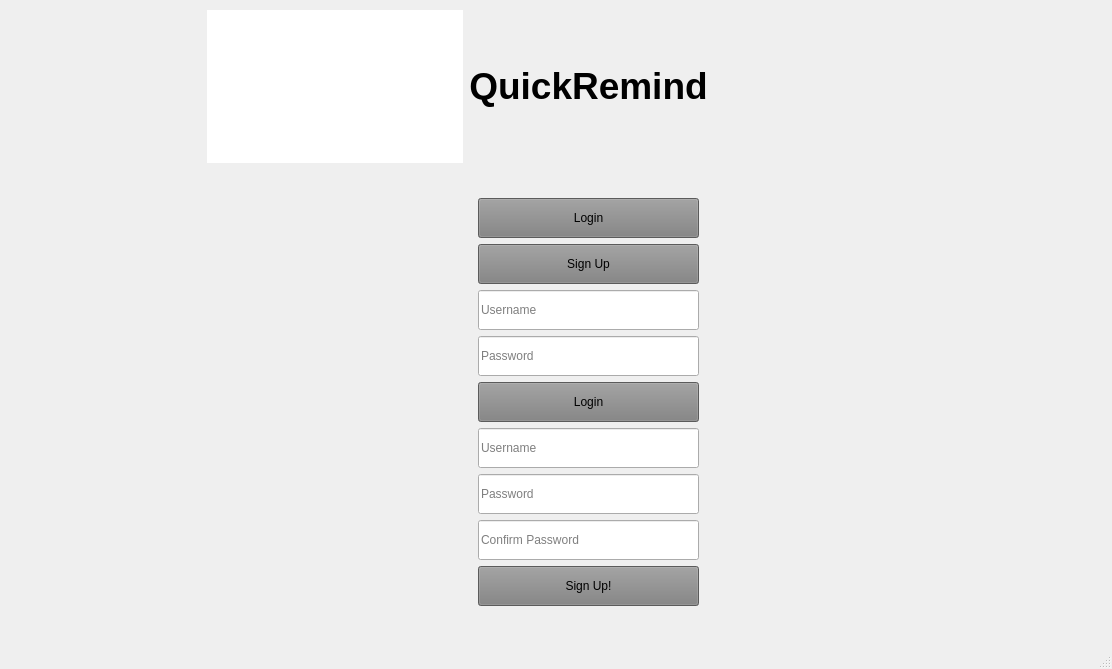
Qt form splashpage.ui (patrickijieh/reminderapp) before a commit.
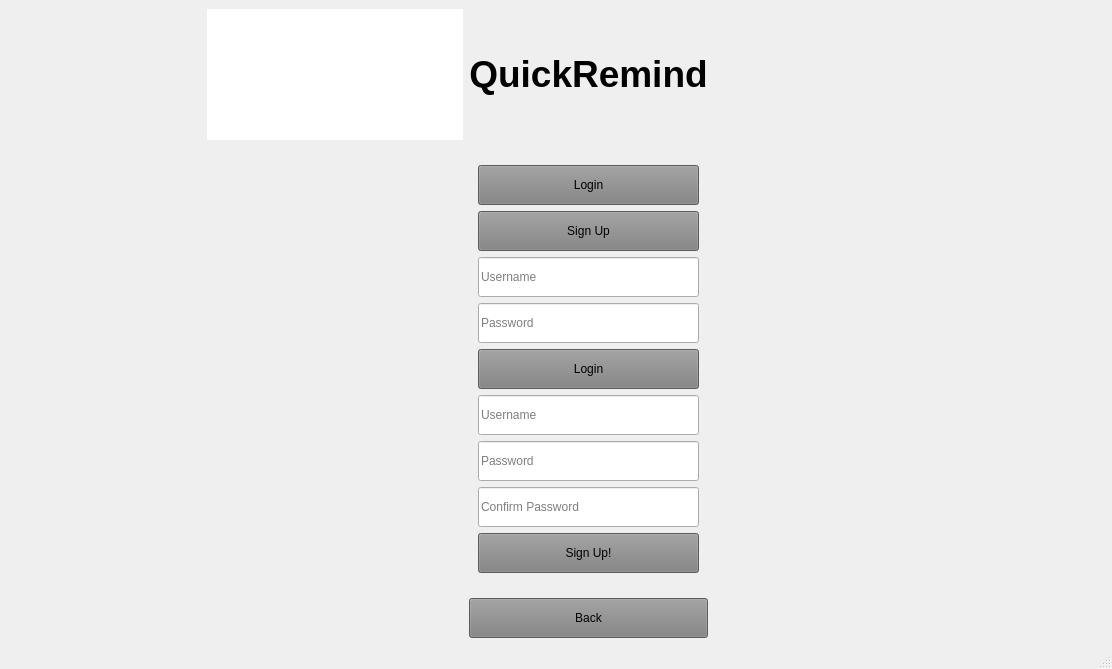
The same form after that commit. Icons and pictures are not drawn.

Commit message: Add back button for login and signup

Diff of the .ui file:
```diff
--- a/splashpage.ui
+++ b/splashpage.ui
@@ -211,8 +211,8 @@
       </layout>
      </widget>
     </item>
-    <item row="0" column="2">
-     <spacer name="verticalSpacer_2">
+    <item row="12" column="2">
+     <spacer name="verticalSpacer_4">
       <property name="orientation">
        <enum>Qt::Vertical</enum>
       </property>
@@ -285,8 +285,8 @@
       </property>
      </spacer>
     </item>
-    <item row="9" column="2">
-     <spacer name="verticalSpacer_3">
+    <item row="0" column="2">
+     <spacer name="verticalSpacer_2">
       <property name="orientation">
        <enum>Qt::Vertical</enum>
       </property>
@@ -308,8 +308,8 @@
       </property>
      </widget>
     </item>
-    <item row="8" column="2">
-     <spacer name="verticalSpacer_4">
+    <item row="14" column="2">
+     <spacer name="verticalSpacer_3">
       <property name="orientation">
        <enum>Qt::Vertical</enum>
       </property>
@@ -321,6 +321,22 @@
       </property>
      </spacer>
     </item>
+    <item row="11" column="2">
+     <widget class="QPushButton" name="back_btn">
+      <property name="minimumSize">
+       <size>
+        <width>200</width>
+        <height>40</height>
+       </size>
+      </property>
+      <property name="styleSheet">
+       <string notr="true">background-color: grey;</string>
+      </property>
+      <property name="text">
+       <string>Back</string>
+      </property>
+     </widget>
+    </item>
    </layout>
   </widget>
   <widget class="QStatusBar" name="statusbar"/>
```
Left out of the diff: 52 changed lines with no effect on the pictures. The commit also changes 2 other files.
